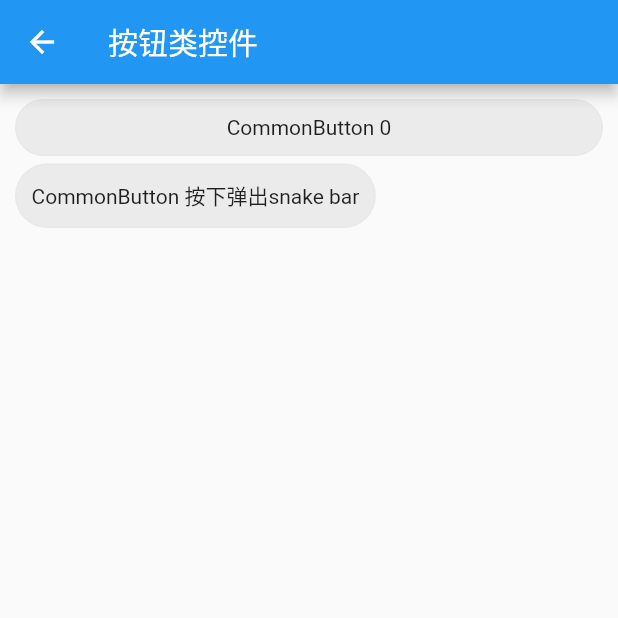
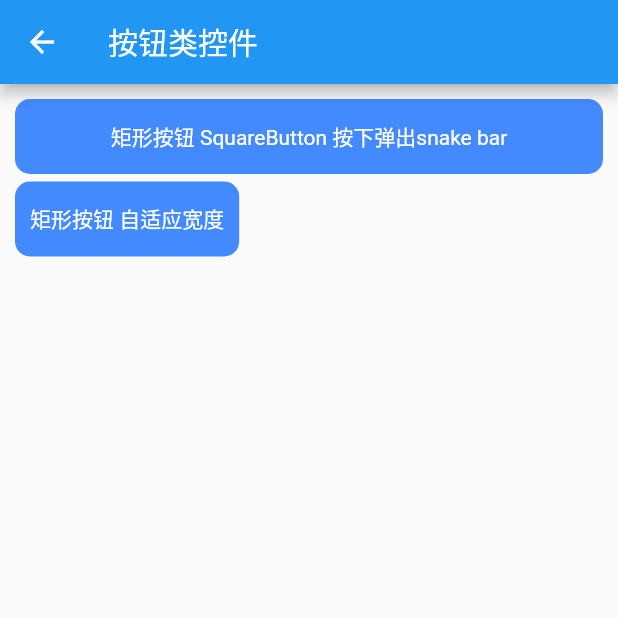
Before and after one commit to zlqscount/zui_flutter, a Flutter app: the ButtonRoute screen opened directly, on a phone screen of 412 x 824 dp, the top half of it. Run offline on Flutter 3.47's test engine with Material 2 defaults, Android fonts, the phone set to English and light mode, and no system bars.

Commit message:
修改按钮样式

```diff
--- a/lib/home/commonuse/detail/button/button_route.dart
+++ b/lib/home/commonuse/detail/button/button_route.dart
@@ -11,7 +11,6 @@ class ButtonRoute extends StatefulWidget {
 }
 
 class _ButtonState extends State<ButtonRoute> {
-  int count = 0;
   int count2 = 0;
 
   @override
@@ -31,43 +30,45 @@ class _ButtonState extends State<ButtonRoute> {
         title: Text("按钮类控件"),
       ),
       body: new Builder(builder: (BuildContext context) {
+        //在new Builder下才能使用SnackBar
         return ListView(
           padding: EdgeInsets.all(10),
           children: <Widget>[
-            CommonButton(
-              "CommonButton $count",
+            SelfStyleButton(
+              "矩形按钮 SquareButton 按下弹出snake bar",
               MClickListener: () {
-                setState(() {
-                  count++;
-                });
+                showSnakeBar(context, '这是一个SnackBar ' + (count2++).toString());
               },
+              bgColor: Colors.blueAccent,
+              textStyle: TextStyle(color: Colors.white),
             ),
             SizedBox(
               height: 5,
             ),
-            CommonButton(
-              "CommonButton 按下弹出snake bar",
+            SelfStyleButton(
+              "矩形按钮 自适应宽度",
+              MClickListener: () {},
+              bgColor: Colors.blueAccent,
+              textStyle: TextStyle(color: Colors.white),
               fitSelf: true,
-              MClickListener: () {
-                final snackBar = new SnackBar(
-                  content: new Text('这是一个SnackBar ' + (count2++).toString()),
-                  action: new SnackBarAction(
-                      label: "撤销",
-                      onPressed: () {
-                        Scaffold.of(context).hideCurrentSnackBar();
-                      }),
-                );
-                //context要使用new Builder(builder: (BuildContext context)的
-                Scaffold.of(context).hideCurrentSnackBar();
-                Scaffold.of(context).showSnackBar(snackBar);
-              },
-            ),
-            SizedBox(
-              height: 5,
             ),
           ],
         );
       }),
     );
   }
+
+  void showSnakeBar(BuildContext context, String tx){
+    final snackBar = new SnackBar(
+      content: new Text(tx ?? ""),
+      action: new SnackBarAction(
+          label: "撤销",
+          onPressed: () {
+            Scaffold.of(context).hideCurrentSnackBar();
+          }),
+    );
+    //context要使用new Builder(builder: (BuildContext context)的
+    Scaffold.of(context).hideCurrentSnackBar();
+    Scaffold.of(context).showSnackBar(snackBar);
+  }
 }
--- a/lib/view/button/self_button.dart
+++ b/lib/view/button/self_button.dart
@@ -1,59 +1,55 @@
 import 'package:flutter/material.dart';
 
-class CommonButton extends Container {
-  String tx;
+final double _BTN_DEFAULT_HEIGHT = 50;
+final double _BTN_DEFAULT_RADIUS = 10;
+
+///自定义样式按钮
+class SelfStyleButton extends Container {
+  String _tx;
   Function MClickListener;
-  BorderSide borderSide;
-  Color backgroundColor;
   TextStyle textStyle;
+  Color bgColor;
 
-  ///是否自适应
+  double height;
+  double radiusValue;
+
+  ///是否自适应文字宽度
   bool fitSelf;
 
-  ///通用按钮
-  CommonButton(this.tx,
+  SelfStyleButton(this._tx,
       {this.MClickListener,
+      this.fitSelf,
       this.textStyle,
-      this.backgroundColor = const Color(0xffebebeb),
-      this.fitSelf = false,
-      this.borderSide = const BorderSide(
-        width: 1,
-        color: Color(0xffe8e8e8),
-        style: BorderStyle.solid,
-      )});
-
-  @override
-  get onPressed => MClickListener;
+      this.bgColor,
+      this.radiusValue,
+      this.height});
 
   @override
   Widget get child {
-    Widget childContainer = Container(
+    Widget childWidget = Container(
+      padding: EdgeInsets.only(left: 10, right: 10),
       alignment: Alignment.center,
-      padding: EdgeInsets.all(10),
-      decoration: ShapeDecoration(
-        color: backgroundColor,
-        shape: StadiumBorder(
-          side: borderSide,
-        ),
+      height: (this.height == null || this.height == 0)
+          ? _BTN_DEFAULT_HEIGHT
+          : this.height,
+      child: Text(
+        _tx,
+        style: textStyle,
       ),
-      child: Text(
-        tx,
-        style: textStyle,
-        softWrap: true,
-      ),
+      decoration: BoxDecoration(color: bgColor, borderRadius: BorderRadius.all(Radius.circular((radiusValue == null || radiusValue == 0)?_BTN_DEFAULT_RADIUS:radiusValue))),
     );
     return GestureDetector(
-      child: fitSelf
-          ? Row(
-              mainAxisSize: MainAxisSize.min,
-              children: <Widget>[childContainer],
-            )
-          : childContainer,
       onTap: () {
         if (MClickListener != null) {
           MClickListener();
         }
       },
+      child: (fitSelf != null && fitSelf)
+          ? Row(
+              mainAxisSize: MainAxisSize.min,
+              children: [childWidget],
+            )
+          : childWidget,
     );
   }
 }
```
